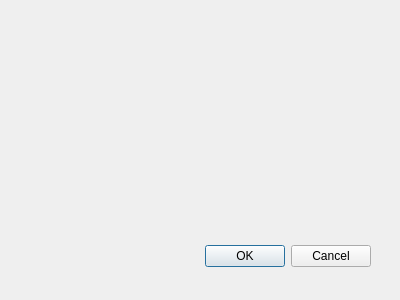
Old version of the form big_prog/SetPDistDrawParamsDialog.ui in the repository Lolikion228/StatBigProg.
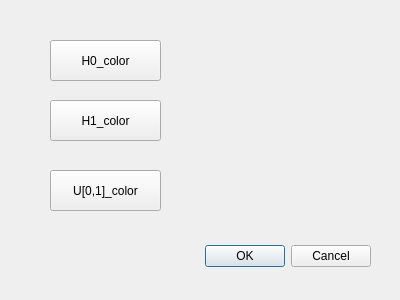
New version of the form.

Commit message: add ColorDialog to drawPDist

What changed in the file:
```diff
--- a/big_prog/SetPDistDrawParamsDialog.ui
+++ b/big_prog/SetPDistDrawParamsDialog.ui
@@ -31,6 +31,45 @@
     <set>QDialogButtonBox::Cancel|QDialogButtonBox::Ok</set>
    </property>
   </widget>
+  <widget class="QPushButton" name="h0_pushButton">
+   <property name="geometry">
+    <rect>
+     <x>50</x>
+     <y>40</y>
+     <width>111</width>
+     <height>41</height>
+    </rect>
+   </property>
+   <property name="text">
+    <string>H0_color</string>
+   </property>
+  </widget>
+  <widget class="QPushButton" name="h1_pushButton">
+   <property name="geometry">
+    <rect>
+     <x>50</x>
+     <y>100</y>
+     <width>111</width>
+     <height>41</height>
+    </rect>
+   </property>
+   <property name="text">
+    <string>H1_color</string>
+   </property>
+  </widget>
+  <widget class="QPushButton" name="uni_pushButton">
+   <property name="geometry">
+    <rect>
+     <x>50</x>
+     <y>170</y>
+     <width>111</width>
+     <height>41</height>
+    </rect>
+   </property>
+   <property name="text">
+    <string>U[0,1]_color</string>
+   </property>
+  </widget>
  </widget>
  <pixmapfunction/>
  <resources/>
```
Left out of the diff: 9 changed lines with no effect on the pictures. The commit also changes 7 other files.
